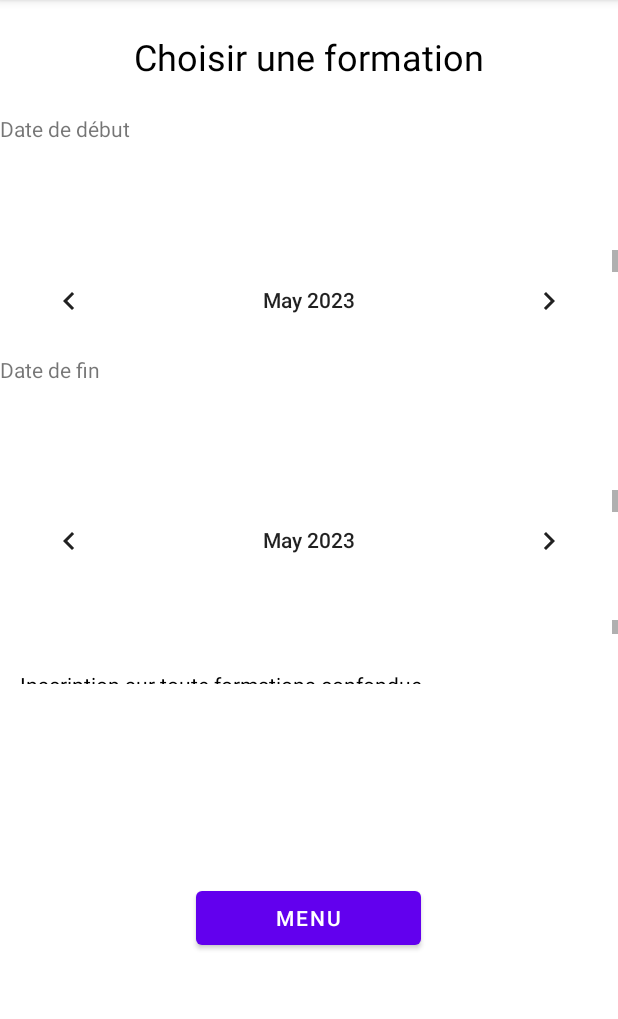
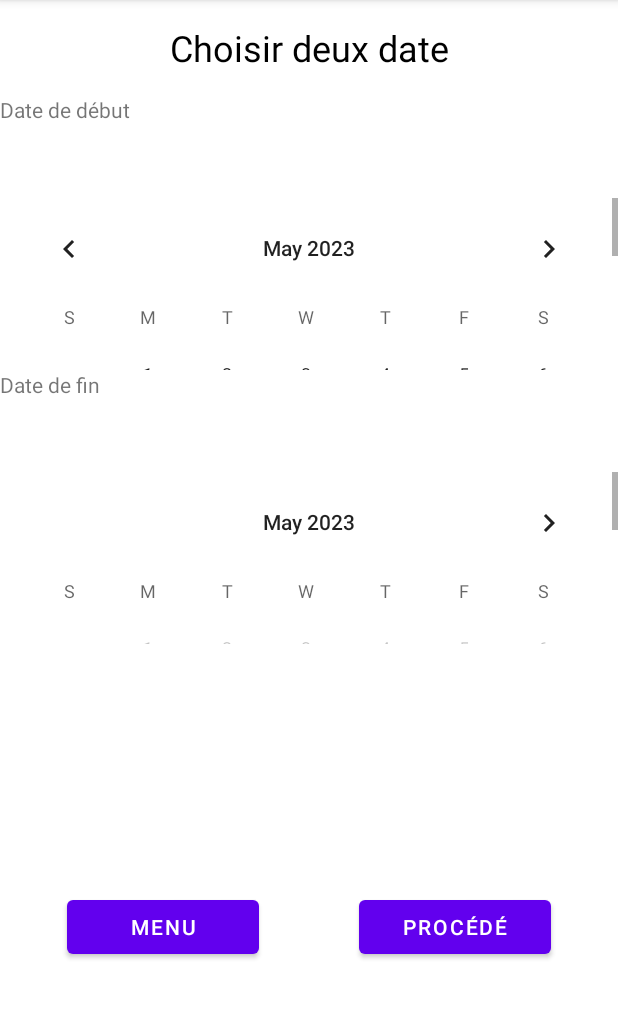
Before and after one commit to Bastien8131/M2L-Mission3bis-Stats, an Android app: the StatParPeriodes screen opened directly, with no data from a screen before it, on a phone screen of 412 x 824 dp, the part 84-1103 px from its top. Run offline under Robolectric (Android 15) with nearby library versions, the phone set to English and light mode, and no system bars.

Commit message:
Statistique par période

```diff
--- a/app/src/main/java/com/btssio/m2l_mission3bis_stats/StatParPeriodes.java
+++ b/app/src/main/java/com/btssio/m2l_mission3bis_stats/StatParPeriodes.java
@@ -1,14 +1,195 @@
 package com.btssio.m2l_mission3bis_stats;
 
+import static com.btssio.m2l_mission3bis_stats.SQL.connexionSQLBDD;
+
+import androidx.annotation.NonNull;
 import androidx.appcompat.app.AppCompatActivity;
 
+import android.content.Intent;
+import android.os.AsyncTask;
 import android.os.Bundle;
+import android.view.View;
+import android.widget.Button;
+import android.widget.CalendarView;
+import android.widget.TextView;
+
+import java.sql.ResultSet;
+import java.sql.Statement;
+import java.util.Calendar;
+
 
 public class StatParPeriodes extends AppCompatActivity {
+
+    private String dateDebut;
+    private String dateFin;
+    private Integer nbInscs;
+    private Integer nbPlaces;
+    private Calendar calendar;
+
+    TextView txtStatPeriodeValueNbInsc;
+    TextView txtStatPeriodeValueP100Ins;
+    CalendarView calStatPeriodeDebut;
+    CalendarView calStatPeriodeFin;
+    Button btnStatPeriodeBackMenu;
+    Button btnStatPeriodeProcess;
+
+
 
     @Override
     protected void onCreate(Bundle savedInstanceState) {
         super.onCreate(savedInstanceState);
         setContentView(R.layout.activity_stat_par_periodes);
+        init();
+        calStatPeriodeDebut.setOnDateChangeListener(new CalendarView.OnDateChangeListener() {
+            @Override
+            public void onSelectedDayChange(@NonNull CalendarView calendarView, int year, int month, int dayOfMonth) {
+                // Récupérer la date sélectionnée
+                dateDebut = year + "-" + (month + 1) + "-" + dayOfMonth;
+
+                updateMinDateCalPeriodeFin(year, month, dayOfMonth, calStatPeriodeFin);
+            }
+        });
+        calStatPeriodeFin.setOnDateChangeListener(new CalendarView.OnDateChangeListener() {
+            @Override
+            public void onSelectedDayChange(@NonNull CalendarView calendarView, int year, int month, int dayOfMonth) {
+                // Récupérer la date sélectionnée
+                dateFin = year + "-" + (month + 1) + "-" + dayOfMonth;
+            }
+        });
     }
+
+    public void init(){
+        txtStatPeriodeValueNbInsc = findViewById(R.id.txtStatFormValueNbInsc1);
+        txtStatPeriodeValueP100Ins = findViewById(R.id.txtStatFormValue100Insc1);
+        calStatPeriodeDebut = findViewById(R.id.calStatPeriodeDebut);
+        calStatPeriodeFin = findViewById(R.id.calStatPeriodeFin);
+        btnStatPeriodeProcess = findViewById(R.id.btnStatPeriodeProcess);
+
+        calendar = Calendar.getInstance();
+        calStatPeriodeDebut.setDate(calendar.getTimeInMillis());
+        calStatPeriodeFin.setMinDate(calendar.getTimeInMillis());
+    }
+
+    public void updateMinDateCalPeriodeFin(int year, int month, int dayOfMonth, CalendarView calendarView){
+        calendarView.setMinDate(0);
+        Calendar calendar = Calendar.getInstance();
+        calendar.set(year, month, dayOfMonth);
+        long minDate = calendar.getTimeInMillis();
+        calendarView.setMinDate(minDate);
+    }
+
+    public void onClickStatPeriodeBackMenu(View view) {
+        Intent intent = new Intent(StatParPeriodes.this, Menu.class);
+        startActivity(intent);
+        finish();
+    }
+
+    public void onClickStatPeriodeProcess(View view) {
+        new GetNbIncrits().execute(dateDebut, dateFin);
+        new GetNbPlaces().execute(dateDebut, dateFin);
+    }
+
+    public void SetResultInView(){
+        txtStatPeriodeValueNbInsc.setText(String.valueOf(nbInscs)+" / "+String.valueOf(nbPlaces));
+        txtStatPeriodeValueP100Ins.setText(Double.toString(Fonctions.pourcentageDe(nbInscs, nbPlaces))+" %");
+    }
+
+    private class GetNbIncrits extends AsyncTask<String, Void, Integer> {
+        protected Integer doInBackground(String... params) {
+            String dateDebut = params[0];
+            String dateFin = params[1];
+            try{
+                // Connexion à la base de données MySQL
+                Statement st = connexionSQLBDD();
+
+                /*
+                String SQL = "SELECT COUNT(*) as NBINSCRIT FROM `participe`" +
+                        "WHERE DOMAINID = " + domainId + "\n" +
+                        "AND FORMATIONID = " + formationId;
+
+                 */
+
+                String SQL = " SELECT COUNT(*) as NBINSCRIT FROM participe p\n" +
+                        "INNER JOIN session s\n" +
+                        "ON p.SESSIONID = s.SESSIONID\n" +
+                        "WHERE s.SESSIONDATEDEBUT >= '" + dateDebut + "'\n" +
+                        "AND s.SESSIONDATEFIN <=  '" + dateFin + "'";
+
+                //System.out.println(SQL);
+
+                final ResultSet rs = st.executeQuery(SQL);
+
+                rs.next();
+
+                //System.out.println(rs.getString("NBINSCRIT"));
+
+                return rs.getInt("NBINSCRIT");
+
+            }catch (Exception e){
+                e.printStackTrace();
+            }
+            return null;
+        }
+
+        protected void onPostExecute(Integer result) {
+            // Mettre à jour l'interface utilisateur si nécessaire
+            nbInscs = result;
+        }
+    }
+    private class GetNbPlaces extends AsyncTask<String, Void, Integer> {
+        protected Integer doInBackground(String... params) {
+            String dateDebut = params[0];
+            String dateFin = params[1];
+            try{
+                // Connexion à la base de données MySQL
+                Statement st = connexionSQLBDD();
+
+                /*
+                String SQL = "SELECT COUNT(*) as NBINSCRIT FROM `participe`" +
+                        "WHERE DOMAINID = " + domainId + "\n" +
+                        "AND FORMATIONID = " + formationId;
+
+
+
+                String SQL = " SELECT SUM(s.NBPLACE) as NBPLACES FROM participe p\n" +
+                        "INNER JOIN session s\n" +
+                        "ON p.SESSIONID = s.SESSIONID\n" +
+                        "WHERE s.SESSIONDATEDEBUT >= '" + dateDebut + "'\n" +
+                        "AND s.SESSIONDATEFIN <=  '" + dateFin + "'";
+
+                 */
+
+                String SQL = "SELECT SUM(NBPLACE) AS NBPLACES FROM (\n" +
+                        "    SELECT NBPLACE FROM participe p\n" +
+                        "    INNER JOIN session s\n" +
+                        "    ON p.SESSIONID = s.SESSIONID\n" +
+                        "    WHERE s.SESSIONDATEDEBUT >= '" + dateDebut + "'\n" +
+                        "    AND s.SESSIONDATEFIN <=  '" + dateFin + "'\n" +
+                        "    GROUP BY s.SESSIONID\n" +
+                        ") as SUBREQ;";
+
+                //System.out.println(SQL);
+
+                final ResultSet rs = st.executeQuery(SQL);
+
+                rs.next();
+
+                //System.out.println(rs.getString("NBINSCRIT"));
+
+                return rs.getInt("NBPLACES");
+
+            }catch (Exception e){
+                e.printStackTrace();
+            }
+            return null;
+        }
+
+        protected void onPostExecute(Integer result) {
+            // Mettre à jour l'interface utilisateur si nécessaire
+            nbPlaces = result;
+            SetResultInView();
+        }
+    }
+
+
 }
--- a/app/src/main/res/layout/activity_stat_par_periodes.xml
+++ b/app/src/main/res/layout/activity_stat_par_periodes.xml
@@ -21,30 +21,30 @@
 
             <LinearLayout
                 android:layout_width="match_parent"
-                android:layout_height="185dp"
+                android:layout_height="128dp"
                 android:layout_weight="1"
                 android:orientation="vertical">
 
                 <TextView
                     android:id="@+id/txtStatFormTitre"
                     android:layout_width="match_parent"
-                    android:layout_height="8dp"
+                    android:layout_height="4dp"
                     android:layout_weight="1"
                     android:elegantTextHeight="false"
                     android:gravity="center"
-                    android:text="Choisir une formation"
+                    android:text="Choisir deux date"
                     android:textColor="#000000"
                     android:textSize="24sp" />
             </LinearLayout>
 
             <LinearLayout
                 android:layout_width="match_parent"
-                android:layout_height="300px"
+                android:layout_height="200px"
                 android:layout_weight="1"
                 android:orientation="vertical">
 
                 <TextView
-                    android:id="@+id/textView"
+                    android:id="@+id/txtStatPeriodeSousTitre1"
                     android:layout_width="match_parent"
                     android:layout_height="wrap_content"
                     android:text="Date de début " />
@@ -61,7 +61,7 @@
                     android:orientation="vertical">
 
                     <CalendarView
-                        android:id="@+id/calendarView3"
+                        android:id="@+id/calStatPeriodeDebut"
                         android:layout_width="match_parent"
                         android:layout_height="wrap_content"
                         android:layout_weight="1" />
@@ -70,12 +70,12 @@
 
             <LinearLayout
                 android:layout_width="match_parent"
-                android:layout_height="300px"
+                android:layout_height="200px"
                 android:layout_weight="1"
                 android:orientation="vertical">
 
                 <TextView
-                    android:id="@+id/textView2"
+                    android:id="@+id/txtStatPeriodeSousTitre2"
                     android:layout_width="match_parent"
                     android:layout_height="wrap_content"
                     android:text="Date de fin " />
@@ -92,7 +92,7 @@
                     android:orientation="vertical">
 
                     <CalendarView
-                        android:id="@+id/calendarView4"
+                        android:id="@+id/calStatPeriodeFin"
                         android:layout_width="match_parent"
                         android:layout_height="wrap_content"
                         android:layout_weight="1" />
@@ -103,7 +103,7 @@
 
         <ScrollView
             android:layout_width="match_parent"
-            android:layout_height="397dp"
+            android:layout_height="300dp"
             android:layout_weight="1">
 
             <LinearLayout
@@ -132,7 +132,7 @@
                             android:layout_height="wrap_content"
                             android:layout_weight="1"
                             android:paddingLeft="20px"
-                            android:text="Inscription sur toute formations confondue "
+                            android:text="Inscription sur la période de données"
                             android:textColor="#000000" />
                     </LinearLayout>
 
@@ -154,7 +154,7 @@
                                 android:layout_width="match_parent"
                                 android:layout_height="wrap_content"
                                 android:paddingLeft="40px"
-                                android:text="Nombre d'inscription" />
+                                android:text="Nombre d'inscription / places" />
                         </LinearLayout>
 
                         <LinearLayout
@@ -225,12 +225,31 @@
                 android:gravity="center"
                 android:orientation="vertical">
 
-                <Button
-                    android:id="@+id/btnStatFormBackMenu"
-                    android:layout_width="150dp"
-                    android:layout_height="wrap_content"
-                    android:onClick="onClickStatFormBackMenu"
-                    android:text="Menu" />
+                <LinearLayout
+                    android:layout_width="match_parent"
+                    android:layout_height="match_parent"
+                    android:gravity="center"
+                    android:orientation="horizontal">
+
+                    <Button
+                        android:id="@+id/btnStatFormBackMenu"
+                        android:layout_width="128dp"
+                        android:layout_height="wrap_content"
+                        android:layout_marginRight="50px"
+                        android:layout_weight="0"
+                        android:onClick="onClickStatPeriodeBackMenu"
+                        android:text="Menu" />
+
+                    <Button
+                        android:id="@+id/btnStatPeriodeProcess"
+                        android:layout_width="128dp"
+                        android:layout_height="wrap_content"
+                        android:layout_marginLeft="50px"
+                        android:layout_weight="0"
+                        android:onClick="onClickStatPeriodeProcess"
+                        android:text="Procédé" />
+                </LinearLayout>
+
             </LinearLayout>
         </LinearLayout>
 
```
